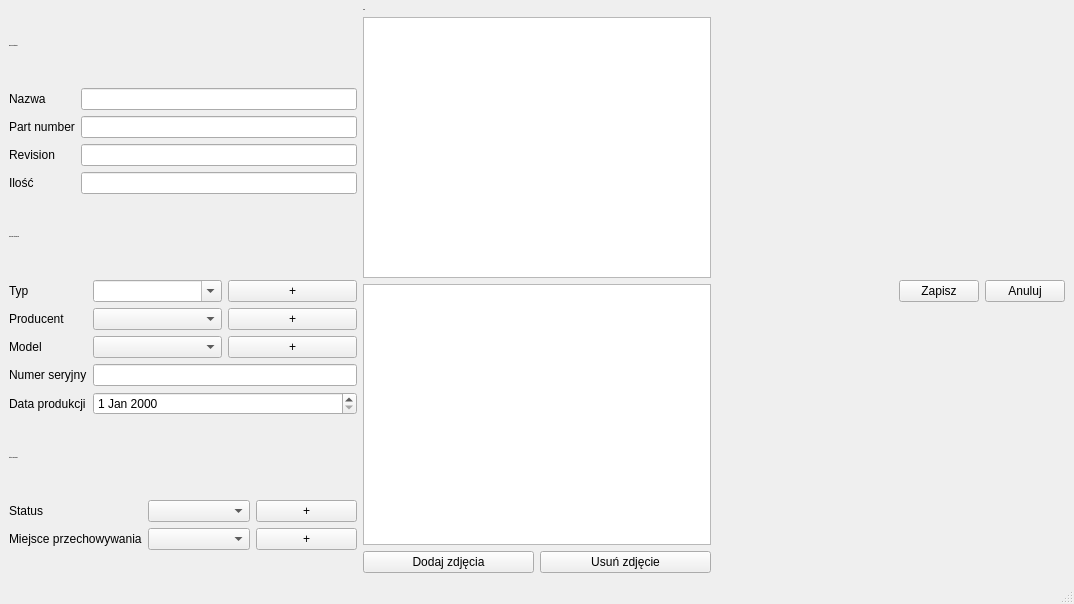
Qt form forms/mainwindow.ui (arekbr/Inwentaryzacja) before a commit.
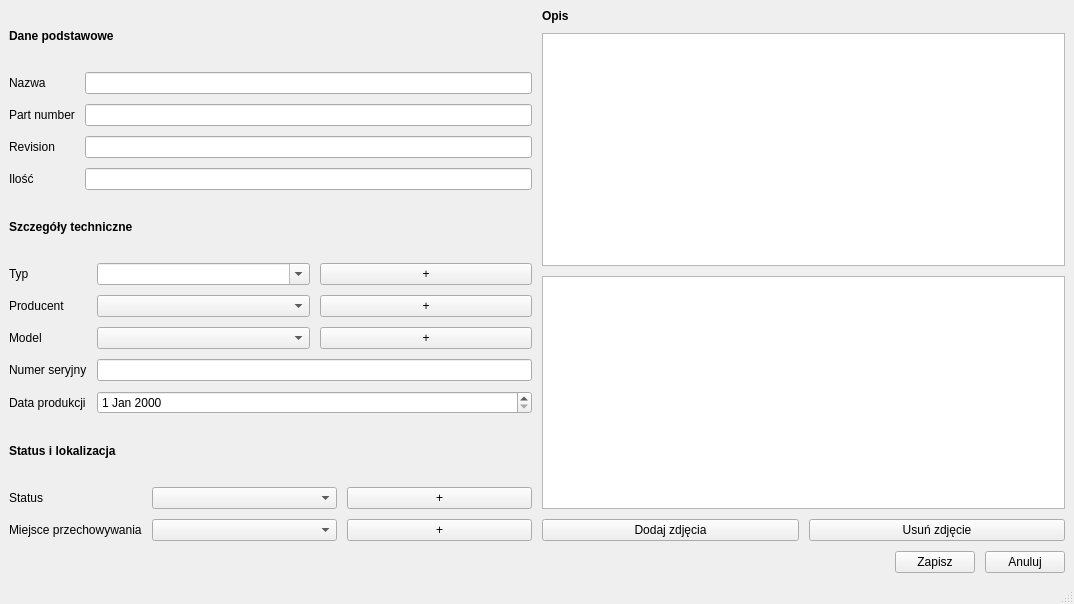
The same form after that commit.

The edit to the form file:
```diff
--- a/forms/mainwindow.ui
+++ b/forms/mainwindow.ui
@@ -14,14 +14,16 @@
    <string>MainWindow</string>
   </property>
   <widget class="QWidget" name="centralwidget">
-   <layout class="QHBoxLayout" name="mainLayout">
-    <item>
+   <layout class="QGridLayout" name="mainLayout">
+    <property name="spacing">
+     <number>10</number>
+    </property>
+    <item row="0" column="0">
      <layout class="QVBoxLayout" name="leftLayout">
       <item>
        <widget class="QLabel" name="basicInfoLabel">
         <property name="font">
          <font>
-          <pointsize>-1</pointsize>
           <bold>true</bold>
          </font>
         </property>
@@ -78,7 +80,6 @@
        <widget class="QLabel" name="techDetailsLabel">
         <property name="font">
          <font>
-          <pointsize>-1</pointsize>
           <bold>true</bold>
          </font>
         </property>
@@ -182,7 +183,6 @@
        <widget class="QLabel" name="statusLabel">
         <property name="font">
          <font>
-          <pointsize>-1</pointsize>
           <bold>true</bold>
          </font>
         </property>
@@ -239,13 +239,12 @@
       </item>
      </layout>
     </item>
-    <item>
+    <item row="0" column="1">
      <layout class="QVBoxLayout" name="rightLayout">
       <item>
        <widget class="QLabel" name="label_10">
         <property name="font">
          <font>
-          <pointsize>-1</pointsize>
           <bold>true</bold>
          </font>
         </property>
@@ -255,10 +254,24 @@
        </widget>
       </item>
       <item>
-       <widget class="QPlainTextEdit" name="New_item_description"/>
+       <widget class="QPlainTextEdit" name="New_item_description">
+        <property name="sizePolicy">
+         <sizepolicy hsizetype="Expanding" vsizetype="Expanding">
+          <horstretch>0</horstretch>
+          <verstretch>0</verstretch>
+         </sizepolicy>
+        </property>
+       </widget>
       </item>
       <item>
-       <widget class="QGraphicsView" name="graphicsView"/>
+       <widget class="QGraphicsView" name="graphicsView">
+        <property name="sizePolicy">
+         <sizepolicy hsizetype="Expanding" vsizetype="Expanding">
+          <horstretch>0</horstretch>
+          <verstretch>0</verstretch>
+         </sizepolicy>
+        </property>
+       </widget>
       </item>
       <item>
        <layout class="QHBoxLayout">
@@ -280,9 +293,7 @@
       </item>
      </layout>
     </item>
-    <item>
-     <layout class="QVBoxLayout" name="bottomLayout">
-      <item>
+    <item row="1" column="0" colspan="2">
        <layout class="QHBoxLayout" name="actionButtonsLayout">
         <item>
          <spacer name="horizontalSpacer">
@@ -291,8 +302,8 @@
           </property>
           <property name="sizeHint" stdset="0">
            <size>
-            <width>40</width>
-            <height>20</height>
+          <width>0</width>
+          <height>0</height>
            </size>
           </property>
          </spacer>
@@ -310,8 +321,6 @@
            <string>Anuluj</string>
           </property>
          </widget>
-        </item>
-       </layout>
       </item>
      </layout>
     </item>
```
Left out of the diff: 26 changed lines with no effect on the pictures. Lines whose indentation alone changed are shown as unchanged.
